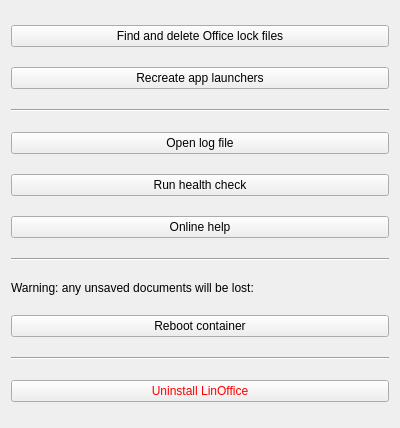
The window that gui/troubleshooting.ui (j0hnVu/linoffice) describes before a commit, drawn with Qt 5.
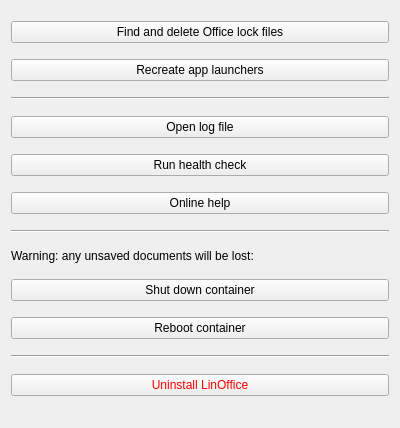
The same window after the commit. Icons and pictures are not drawn.

Commit message: Implement --stopcontainer function in GUI and make COMPOSE_COMMAND more resilient

Diff of the .ui file:
```diff
--- a/gui/troubleshooting.ui
+++ b/gui/troubleshooting.ui
@@ -84,6 +84,16 @@
        </property>
       </widget>
      </item>
+     <item>
+      <widget class="QPushButton" name="pushButton_stopcontainer">
+       <property name="text">
+        <string>Shut down container</string>
+       </property>
+       <property name="icon">
+        <iconset theme="QIcon::ThemeIcon::ApplicationExit"/>
+       </property>
+      </widget>
+     </item>
      <item>
       <widget class="QPushButton" name="pushButton_reset">
        <property name="toolTip">
```
The commit also changes 2 other files.
